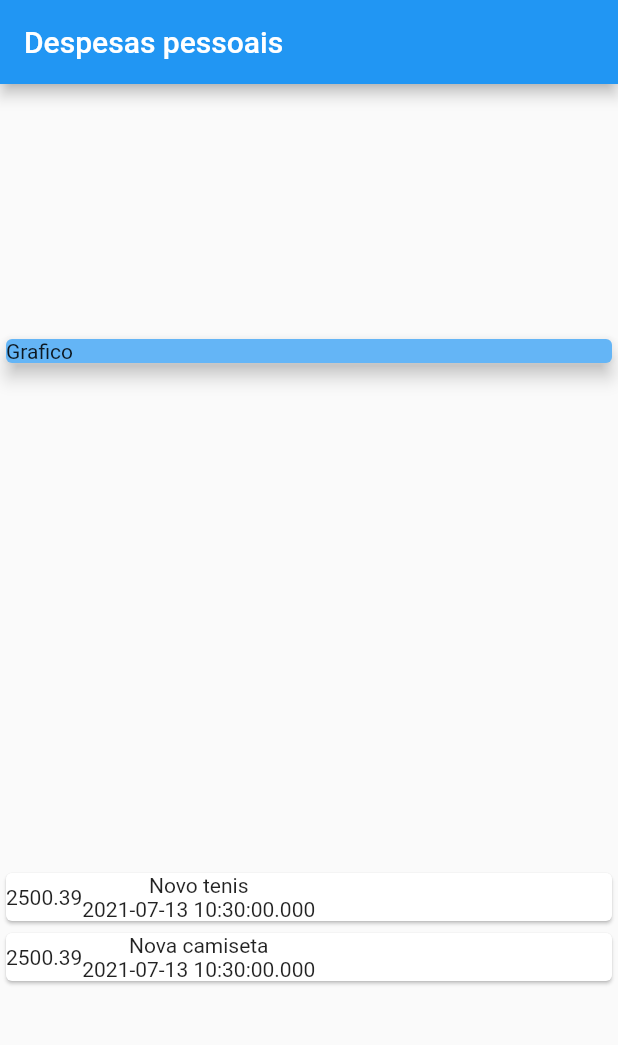
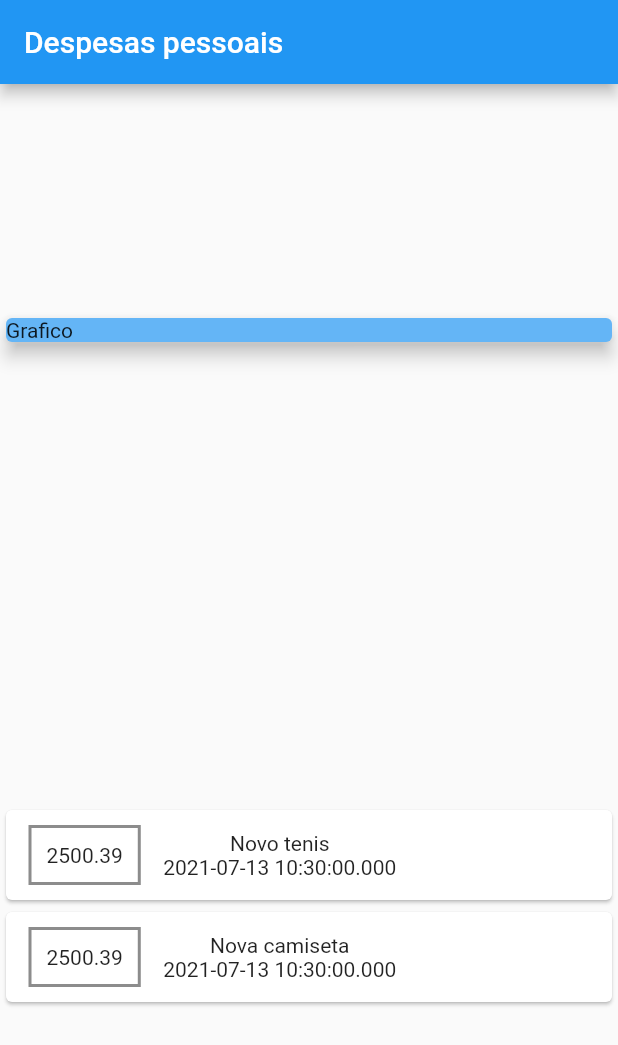
Before and after one commit to faamaral/expenses, a Flutter app: the screen it shows after launch, on a phone screen of 412 x 824 dp. Shown: the top 1045 px of the screen. Run offline on Flutter 3.47's test engine with Material 2 defaults, Android fonts, the phone set to English and light mode, and no system bars.

Commit message:
adding style in the container

```diff
--- a/lib/main.dart
+++ b/lib/main.dart
@@ -43,6 +43,17 @@ class MyHomePage extends StatelessWidget {
                 child: Row(
                   children: [
                     Container(
+                      margin: EdgeInsets.symmetric(
+                        horizontal: 15,
+                        vertical: 10
+                      ),
+                      decoration: BoxDecoration(
+                        border: Border.all(
+                          color: Colors.black45,
+                          width: 2
+                        )
+                      ),
+                      padding: EdgeInsets.all(10),
                       child: Text(tr.value.toString()),
                     ),
                     Column(
```
